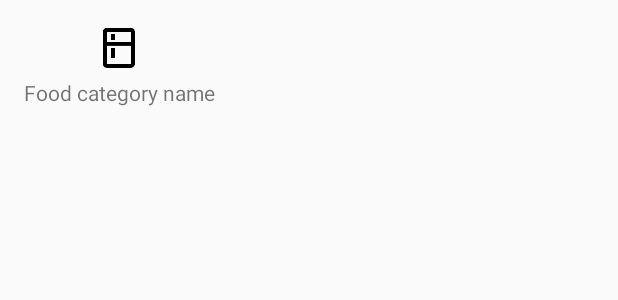
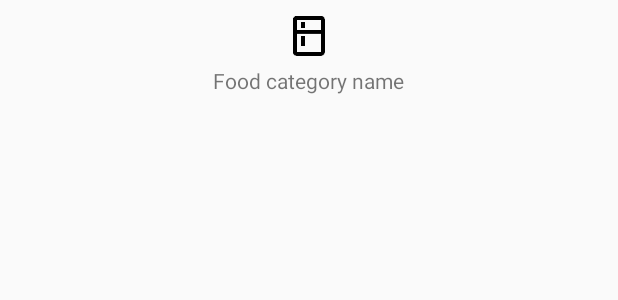
Before and after one commit to thelsien/CapstoneProjectStage2, an Android app: the layout main_categories_grid_list_item.xml on its own in the app's theme, with its tools: preview values and no code run, on a phone screen of 412 x 824 dp. Shown: the top 300 px of the screen. Run offline under Robolectric (Android 15) with nearby library versions, the phone set to English and light mode, and no system bars.

Commit message:
Main categories list updated to new design. When currency changes, main list updated accordingly.

```diff
--- a/app/src/main/java/apps/nanodegree/thelsien/capstone/CategoryChooserFragment.java
+++ b/app/src/main/java/apps/nanodegree/thelsien/capstone/CategoryChooserFragment.java
@@ -59,7 +59,7 @@ public class CategoryChooserFragment extends Fragment implements LoaderManager.L
     public View onCreateView(LayoutInflater inflater, @Nullable ViewGroup container, @Nullable Bundle savedInstanceState) {
         View rootView = inflater.inflate(R.layout.fragment_category_chooser, container, false);
 
-        mAdapter = new CategoriesAdapter(null, this, true);
+        mAdapter = new CategoriesAdapter(getContext(), null, this, false);
         RecyclerView listView = (RecyclerView) rootView.findViewById(R.id.lv_list);
         Toolbar toolbar = (Toolbar) rootView.findViewById(R.id.toolbar);
 
--- a/app/src/main/java/apps/nanodegree/thelsien/capstone/MainFragment.java
+++ b/app/src/main/java/apps/nanodegree/thelsien/capstone/MainFragment.java
@@ -9,7 +9,7 @@ import android.support.v4.app.Fragment;
 import android.support.v4.app.LoaderManager;
 import android.support.v4.content.CursorLoader;
 import android.support.v4.content.Loader;
-import android.support.v7.widget.LinearLayoutManager;
+import android.support.v7.widget.GridLayoutManager;
 import android.support.v7.widget.RecyclerView;
 import android.view.LayoutInflater;
 import android.view.Menu;
@@ -69,9 +69,9 @@ public class MainFragment extends Fragment implements LoaderManager.LoaderCallba
         mSpendingFab = (FloatingActionButton) rootView.findViewById(R.id.fab_add_spending);
         mIncomeFab = (FloatingActionButton) rootView.findViewById(R.id.fab_add_income);
         mRecyclerView = (RecyclerView) rootView.findViewById(R.id.lv_list);
-        mCategoryAdapter = new CategoriesAdapter(null, this, false);
+        mCategoryAdapter = new CategoriesAdapter(getContext(), null, this, true);
 
-        mRecyclerView.setLayoutManager(new LinearLayoutManager(getContext()));
+        mRecyclerView.setLayoutManager(new GridLayoutManager(getContext(), 3)); //TODO magic number to dimension
         mRecyclerView.setAdapter(mCategoryAdapter);
 
         mMainFab.setOnClickListener(this);
--- a/app/src/main/java/apps/nanodegree/thelsien/capstone/SettingsFragment.java
+++ b/app/src/main/java/apps/nanodegree/thelsien/capstone/SettingsFragment.java
@@ -22,6 +22,7 @@ import java.util.Calendar;
 import apps.nanodegree.thelsien.capstone.asynctasks.CurrencyChangeAsyncTask;
 import apps.nanodegree.thelsien.capstone.asynctasks.ExportDataToCSVAsyncTask;
 import apps.nanodegree.thelsien.capstone.asynctasks.ImportDataFromCSVAsyncTask;
+import apps.nanodegree.thelsien.capstone.data.SpendingsTable;
 
 /**
  * Created by frodo on 2016. 11. 13..
--- a/app/src/main/java/apps/nanodegree/thelsien/capstone/asynctasks/CurrencyChangeAsyncTask.java
+++ b/app/src/main/java/apps/nanodegree/thelsien/capstone/asynctasks/CurrencyChangeAsyncTask.java
@@ -15,6 +15,7 @@ import java.io.IOException;
 import apps.nanodegree.thelsien.capstone.R;
 import apps.nanodegree.thelsien.capstone.data.IncomesTable;
 import apps.nanodegree.thelsien.capstone.data.IncomesTableConfig;
+import apps.nanodegree.thelsien.capstone.data.MainCategoriesTable;
 import apps.nanodegree.thelsien.capstone.data.SpendingsTable;
 import apps.nanodegree.thelsien.capstone.data.SpendingsTableConfig;
 import okhttp3.OkHttpClient;
@@ -121,11 +122,12 @@ public class CurrencyChangeAsyncTask extends AsyncTask<String, Void, Boolean> {
                     .putString(mContext.getResources().getString(R.string.prefs_source_currency_key), targetCurrency)
                     .commit();
 
+            mContext.getContentResolver().notifyChange(MainCategoriesTable.CONTENT_URI, null);
+
             return true;
         } catch (IOException | JSONException e) {
             e.printStackTrace();
             return false;
         }
     }
-
 }
--- a/app/src/main/res/layout/main_categories_grid_list_item.xml
+++ b/app/src/main/res/layout/main_categories_grid_list_item.xml
@@ -1,11 +1,11 @@
 <?xml version="1.0" encoding="utf-8"?>
 <LinearLayout xmlns:android="http://schemas.android.com/apk/res/android"
               xmlns:tools="http://schemas.android.com/tools"
-              android:layout_width="wrap_content"
+              android:layout_width="match_parent"
               android:layout_height="wrap_content"
               android:gravity="center_horizontal"
               android:orientation="vertical"
-              android:padding="16dp">
+              android:padding="8dp">
 
     <ImageView
         android:id="@+id/iv_icon"
@@ -19,6 +19,30 @@
         android:id="@+id/tv_name"
         android:layout_width="wrap_content"
         android:layout_height="wrap_content"
+        android:layout_gravity="center_horizontal"
         tools:text="Food category name"/>
 
+    <LinearLayout
+        android:id="@+id/container_values_sum"
+        android:layout_width="wrap_content"
+        android:layout_height="wrap_content"
+        android:orientation="horizontal"
+        android:visibility="gone">
+
+        <TextView
+            android:id="@+id/tv_currency"
+            android:layout_width="wrap_content"
+            android:layout_height="wrap_content"
+            android:layout_marginEnd="2dp"
+            android:layout_marginRight="2dp"
+            android:textSize="10sp"
+            tools:text="HUF"/>
+
+        <TextView
+            android:id="@+id/tv_value"
+            android:layout_width="wrap_content"
+            android:layout_height="wrap_content"
+            tools:text="14,455"/>
+    </LinearLayout>
+
 </LinearLayout>
```
Also changed, not shown: app/src/main/java/apps/nanodegree/thelsien/capstone/Utility.java (+24 -0 lines), app/src/main/java/apps/nanodegree/thelsien/capstone/adapters/CategoriesAdapter.java (+25 -9 lines), app/src/main/res/layout/main_categories_list_row.xml (deleted, +0 -37 lines).
